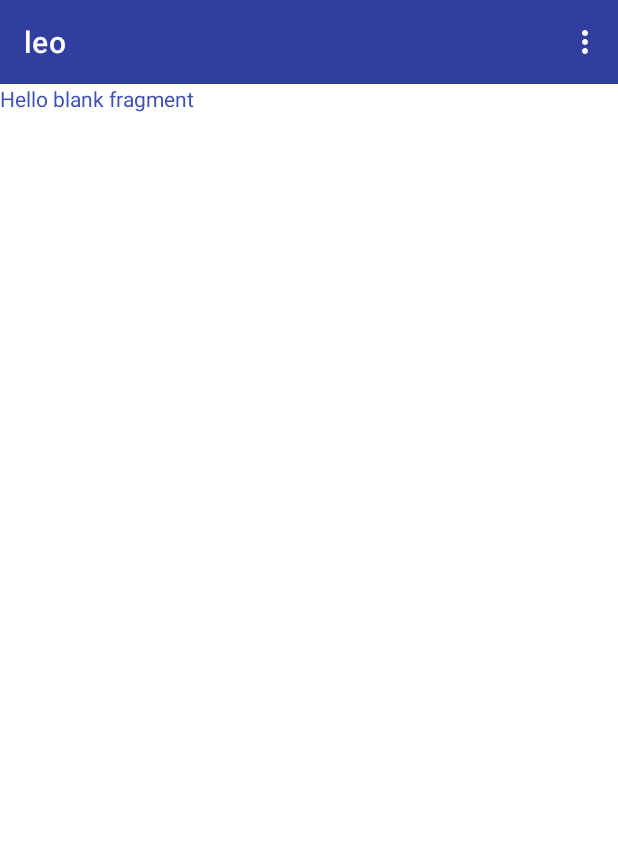
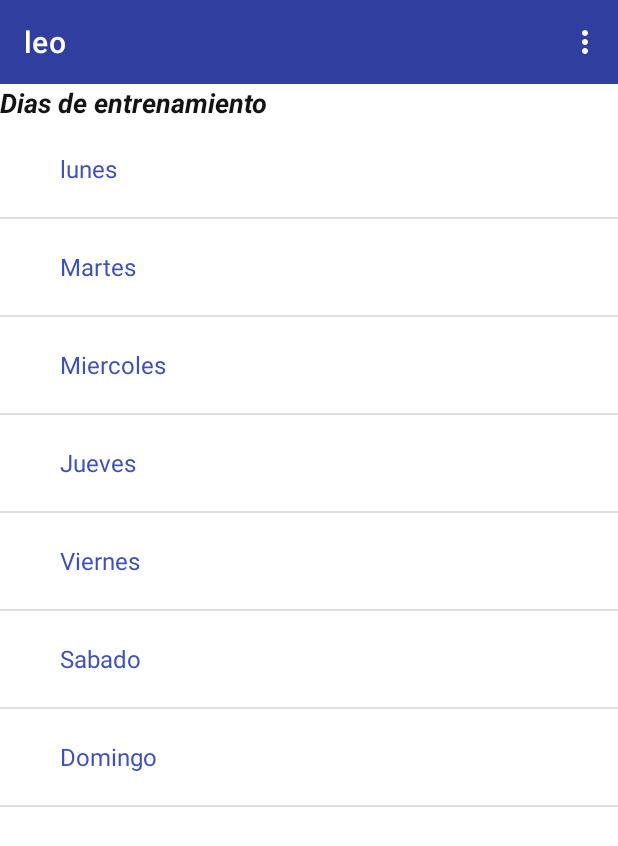
Before and after one commit to Arsenbasha/HealthyPoint, an Android app: the inicio screen opened through its navigation route, on a phone screen of 412 x 824 dp. Shown: the top 846 px of the screen. Run offline under Robolectric (Android 15) with nearby library versions, the phone set to English and light mode, and no system bars; our stand-ins replace navigation-ui.

Commit message:
full fragment

```diff
--- a/app/build.gradle
+++ b/app/build.gradle
@@ -46,4 +46,6 @@ dependencies {
     def nav_version = "2.3.2"
     implementation "androidx.navigation:navigation-fragment-ktx:$nav_version"
     implementation "androidx.navigation:navigation-ui-ktx:$nav_version"
+    implementation 'com.android.support:design:28.0.0'
+
 }
--- a/app/src/main/java/com/arsenbasha/healthypoint/MainActivity.kt
+++ b/app/src/main/java/com/arsenbasha/healthypoint/MainActivity.kt
@@ -1,25 +1,15 @@
 package com.arsenbasha.healthypoint
 
-import android.content.res.Resources
 import android.os.Bundle
-import android.util.Log
+import android.view.KeyEvent
 import android.view.Menu
 import android.view.MenuItem
-import android.widget.Toast
 import androidx.appcompat.app.AppCompatActivity
 import androidx.appcompat.widget.Toolbar
-import androidx.drawerlayout.widget.DrawerLayout
-import androidx.navigation.NavController
 import androidx.navigation.findNavController
 import androidx.navigation.fragment.NavHostFragment
-import androidx.navigation.fragment.navArgs
-import androidx.navigation.navArgs
-import androidx.navigation.ui.*
-import androidx.navigation.ui.NavigationUI.setupActionBarWithNavController
-import com.google.android.material.bottomnavigation.BottomNavigationView
-import com.google.android.material.navigation.NavigationView
 import androidx.navigation.ui.AppBarConfiguration
-import androidx.navigation.ui.setupWithNavController
+import androidx.navigation.ui.onNavDestinationSelected
 
 
 class MainActivity : AppCompatActivity() {
@@ -40,16 +30,16 @@ class MainActivity : AppCompatActivity() {
         appBarConfiguration = AppBarConfiguration(navController.graph)
     }
     override fun onOptionsItemSelected(item: MenuItem): Boolean {
-
-
         return item.onNavDestinationSelected(findNavController(R.id.navFragment))
                 || super.onOptionsItemSelected(item)
     }
 
-
-
+    override fun onKeyDown(keyCode: Int, event: KeyEvent?): Boolean {
+        return super.onKeyDown(keyCode, event)
+    }
     override fun onCreateOptionsMenu(menu: Menu?): Boolean {
-        menuInflater.inflate(R.menu.nav_menu,menu)
+        menuInflater.inflate(R.menu.nav_menu, menu)
         return super.onCreateOptionsMenu(menu)
     }
+
 }
--- a/app/src/main/java/com/arsenbasha/healthypoint/inicio.kt
+++ b/app/src/main/java/com/arsenbasha/healthypoint/inicio.kt
@@ -5,55 +5,28 @@ import androidx.fragment.app.Fragment
 import android.view.LayoutInflater
 import android.view.View
 import android.view.ViewGroup
+import android.widget.ArrayAdapter
+import android.widget.ListView
 
-// TODO: Rename parameter arguments, choose names that match
-// the fragment initialization parameters, e.g. ARG_ITEM_NUMBER
-private const val ARG_PARAM1 = "param1"
-private const val ARG_PARAM2 = "param2"
 
-/**
- * A simple [Fragment] subclass.
- * Use the [inicio.newInstance] factory method to
- * create an instance of this fragment.
- */
 class inicio : Fragment() {
-    // TODO: Rename and change types of parameters
-    private var param1: String? = null
-    private var param2: String? = null
 
-    override fun onCreate(savedInstanceState: Bundle?) {
-        super.onCreate(savedInstanceState)
-        arguments?.let {
-            param1 = it.getString(ARG_PARAM1)
-            param2 = it.getString(ARG_PARAM2)
-        }
-    }
 
     override fun onCreateView(
         inflater: LayoutInflater, container: ViewGroup?,
         savedInstanceState: Bundle?
     ): View? {
-        // Inflate the layout for this fragment
-        return inflater.inflate(R.layout.fragment_inicio, container, false)
+        val view: View = inflater.inflate(R.layout.fragment_inicio, container, false)
+        val arrayAdapter: ArrayAdapter<*>
+        val diasSemana =
+            mutableListOf("lunes", "Martes", "Miercoles", "Jueves", "Viernes", "Sabado", "Domingo")
+        val listaSemana = view.findViewById<ListView>(R.id.listaSemana)
+
+        arrayAdapter =
+            ArrayAdapter(view.context, android.R.layout.simple_expandable_list_item_1, diasSemana)
+        listaSemana.adapter =arrayAdapter
+        return view
     }
 
-    companion object {
-        /**
-         * Use this factory method to create a new instance of
-         * this fragment using the provided parameters.
-         *
-         * @param param1 Parameter 1.
-         * @param param2 Parameter 2.
-         * @return A new instance of fragment inicio.
-         */
-        // TODO: Rename and change types and number of parameters
-        @JvmStatic
-        fun newInstance(param1: String, param2: String) =
-            inicio().apply {
-                arguments = Bundle().apply {
-                    putString(ARG_PARAM1, param1)
-                    putString(ARG_PARAM2, param2)
-                }
-            }
-    }
+
 }
--- a/app/src/main/java/com/arsenbasha/healthypoint/mainFragment.kt
+++ b/app/src/main/java/com/arsenbasha/healthypoint/mainFragment.kt
@@ -1,6 +1,7 @@
 package com.arsenbasha.healthypoint
 
 import android.os.Bundle
+import android.view.KeyEvent
 import android.view.LayoutInflater
 import android.view.View
 import android.view.ViewGroup
@@ -27,14 +28,16 @@ class mainFragment : Fragment() {
             anim {
                 enter = R.anim.entrar
                 exit = R.anim.salir
-                popExit=R.anim.derecha
-                popEnter=R.anim.izquierda
+                popExit = R.anim.derecha
+                popEnter = R.anim.izquierda
 
             }
         }
         view.findViewById<Button>(R.id.Registro_btn)?.setOnClickListener {
             findNavController().navigate(R.id.registro, null, options)
         }
-
+        view.findViewById<Button>(R.id.Entrar_btn)?.setOnClickListener {
+            findNavController().navigate(R.id.action_mainFragment_to_inicio, null, options)
+        }
     }
 }
--- a/app/src/main/java/com/arsenbasha/healthypoint/registro2.kt
+++ b/app/src/main/java/com/arsenbasha/healthypoint/registro2.kt
@@ -36,7 +36,7 @@ class registro2 : Fragment() {
             findNavController().navigate(R.id.action_registro2_to_registro, null, options)
         }
         view.findViewById<Button>(R.id.RegistroEntrar_btn)?.setOnClickListener {
-            findNavController().navigate(R.id.mainFragment, null, options)
+            findNavController().navigate(R.id.action_registro2_to_inicio, null, options)
         }
     }
 }
--- a/app/src/main/res/layout/fragment_inicio.xml
+++ b/app/src/main/res/layout/fragment_inicio.xml
@@ -1,14 +1,30 @@
 <?xml version="1.0" encoding="utf-8"?>
 <FrameLayout xmlns:android="http://schemas.android.com/apk/res/android"
+    xmlns:app="http://schemas.android.com/apk/res-auto"
     xmlns:tools="http://schemas.android.com/tools"
     android:layout_width="match_parent"
-    android:layout_height="match_parent"
-    tools:context=".inicio">
+    android:layout_height="match_parent">
 
-    <!-- TODO: Update blank fragment layout -->
-    <TextView
+
+    <LinearLayout
         android:layout_width="match_parent"
         android:layout_height="match_parent"
-        android:text="@string/hello_blank_fragment" />
+        android:orientation="vertical">
+
+        <TextView
+            android:id="@+id/textView4"
+            android:layout_width="match_parent"
+            android:layout_height="wrap_content"
+            android:text="@string/Dias"
+            android:textColor="#151212"
+            android:textSize="18sp"
+            android:textStyle="normal|bold|italic" />
+
+        <ListView
+            android:id="@+id/listaSemana"
+            android:layout_width="match_parent"
+            android:layout_height="match_parent" />
+
+    </LinearLayout>
 
 </FrameLayout>
--- a/app/src/main/res/layout/fragment_main.xml
+++ b/app/src/main/res/layout/fragment_main.xml
@@ -99,6 +99,8 @@
             android:layout_marginTop="10dp"
             android:orientation="vertical"
             app:layout_constraintBottom_toBottomOf="parent"
+            app:layout_constraintEnd_toEndOf="parent"
+            app:layout_constraintStart_toStartOf="parent"
             app:layout_constraintTop_toBottomOf="@+id/linearLayout"
             app:layout_constraintVertical_bias="0.00999999">
 
--- a/app/src/main/res/layout/navegacion.xml
+++ b/app/src/main/res/layout/navegacion.xml
@@ -44,4 +44,5 @@
         android:layout_gravity="start"
         app:menu="@menu/nav_menu" />
 
+
 </androidx.drawerlayout.widget.DrawerLayout>
--- a/app/src/main/res/values/strings.xml
+++ b/app/src/main/res/values/strings.xml
@@ -22,6 +22,7 @@
     <string name="admin">Leandro Paredes</string>
     <string name="mailAdmin">leandroparedes0721@gmial.com</string>
     <string name="des">Projecto Healthy Point inicio</string>
+    <string name="Dias">Dias de entrenamiento</string>
 
 
 </resources>
```
